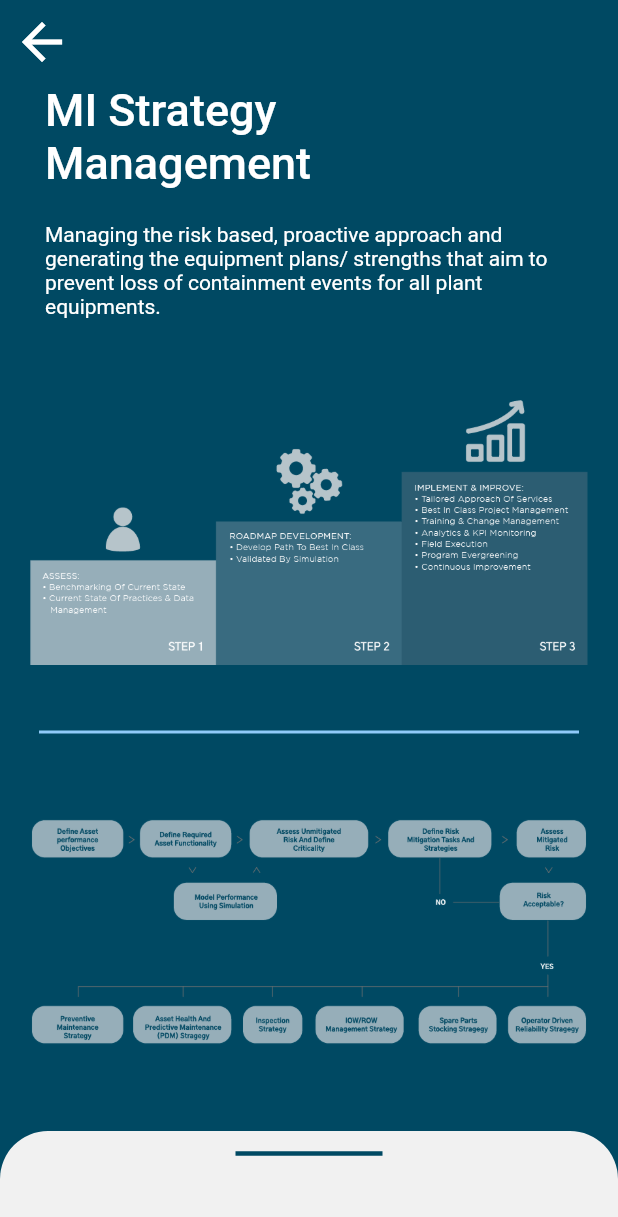
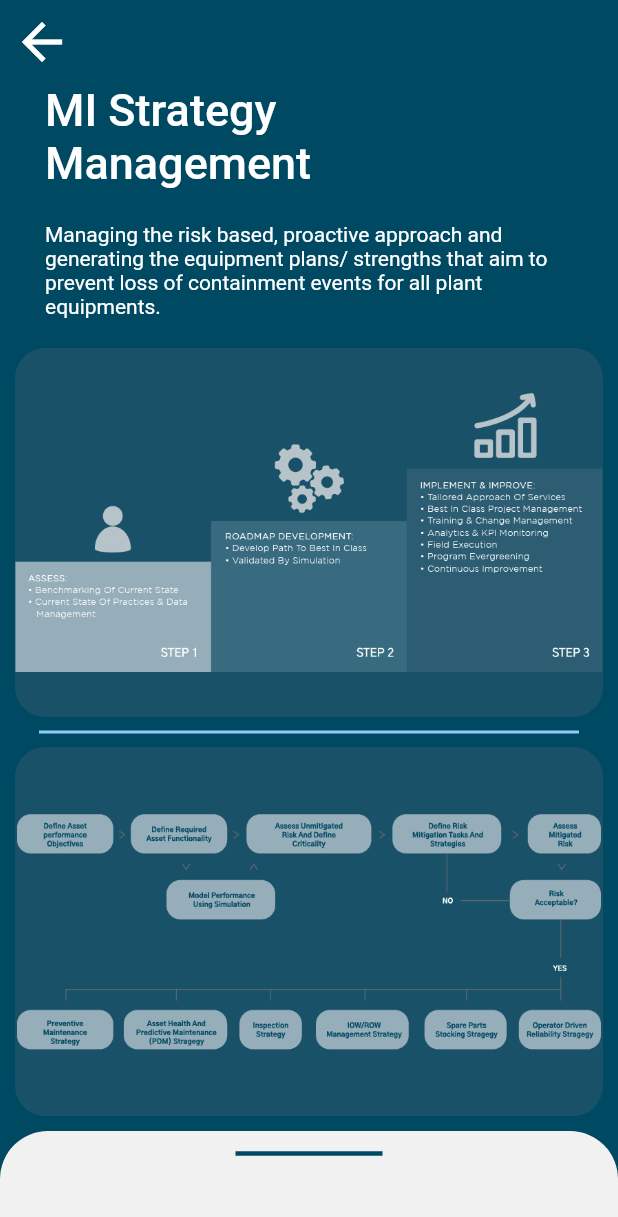
Before and after one commit to SonQBChau/brand_root_solution, a Flutter app: the screen it shows after launch, on a phone screen of 412 x 824 dp. Shown: the top 1217 px of the screen. Run offline on Flutter 3.47's test engine with Material 2 defaults, Android fonts, the phone set to English and light mode, and no system bars; our stand-ins replace charts_flutter, photo_view; missing offline and left inert: animator, esys_flutter_share; Roboto replaces fonts that are missing (GothicA1).

Commit message:
bring back mi trategy card color

```diff
--- a/lib/utils/app_color.dart
+++ b/lib/utils/app_color.dart
@@ -8,6 +8,7 @@ https://stackoverflow.com/questions/23201134/transparent-argb-hex-value
 
 final Color colorGreen = HexColor('#8DC441');
 final Color colorBlue = HexColor('#004963');
+final Color colorBlue40 = HexColor('#195169');
 final Color colorBlue60 = HexColor('#1b516b');
 final Color colorBlue80 = HexColor('#CC004963');
 final Color colorOrange = HexColor('#F5941E');
--- a/lib/widgets/flow_chart_widget.dart
+++ b/lib/widgets/flow_chart_widget.dart
@@ -1,6 +1,7 @@
 import 'package:flutter/cupertino.dart';
 import 'package:flutter/material.dart';
 import 'package:sale_form_demo/screens/flow_chart_page.dart';
+import 'package:sale_form_demo/utils/app_color.dart';
 
 class FlowChartWidget extends StatelessWidget {
   @override
@@ -16,9 +17,13 @@ class FlowChartWidget extends StatelessWidget {
           ));
         },
         child: Container(
-          width: MediaQuery.of(context).size.width - 20,
-          height: 160,
-          margin: EdgeInsets.symmetric(vertical: 10, horizontal: 20),
+          width: MediaQuery.of(context).size.width ,
+          margin: EdgeInsets.symmetric( horizontal: 10),
+          padding: EdgeInsets.symmetric(vertical: 10),
+          decoration: BoxDecoration(
+            color: colorBlue40,
+            borderRadius: BorderRadius.all(Radius.circular(20)),
+          ),
           child: Hero(
             tag: "FlowChart",
             flightShuttleBuilder: (
--- a/lib/widgets/pinnacle_way_widget.dart
+++ b/lib/widgets/pinnacle_way_widget.dart
@@ -3,6 +3,8 @@ import 'package:flutter/material.dart';
 import 'package:sale_form_demo/screens/pinnacle_way_page.dart';
 import 'dart:math' as math;
 import 'dart:io';
+
+import 'package:sale_form_demo/utils/app_color.dart';
 
 //https://medium.com/flutter-community/mastering-hero-animations-in-flutter-bc07e1bea327
 class PinnacleWayWidget extends StatelessWidget {
@@ -19,9 +21,13 @@ class PinnacleWayWidget extends StatelessWidget {
           ));
         },
         child: Container(
-          width: MediaQuery.of(context).size.width - 20,
-          height: 160,
-          margin: EdgeInsets.symmetric(vertical: 10, horizontal: 20),
+          width: MediaQuery.of(context).size.width,
+          margin: EdgeInsets.symmetric( horizontal: 10),
+          padding: EdgeInsets.symmetric(vertical: 10),
+          decoration: BoxDecoration(
+            color: colorBlue40,
+            borderRadius: BorderRadius.all(Radius.circular(20)),
+          ),
           child: Hero(
             tag: "PinnacleWay",
             flightShuttleBuilder: (
```
Also changed, not shown: lib/screens/benchmark_page.dart (+5 -2 lines), lib/screens/result_page.dart (+5 -3 lines).
